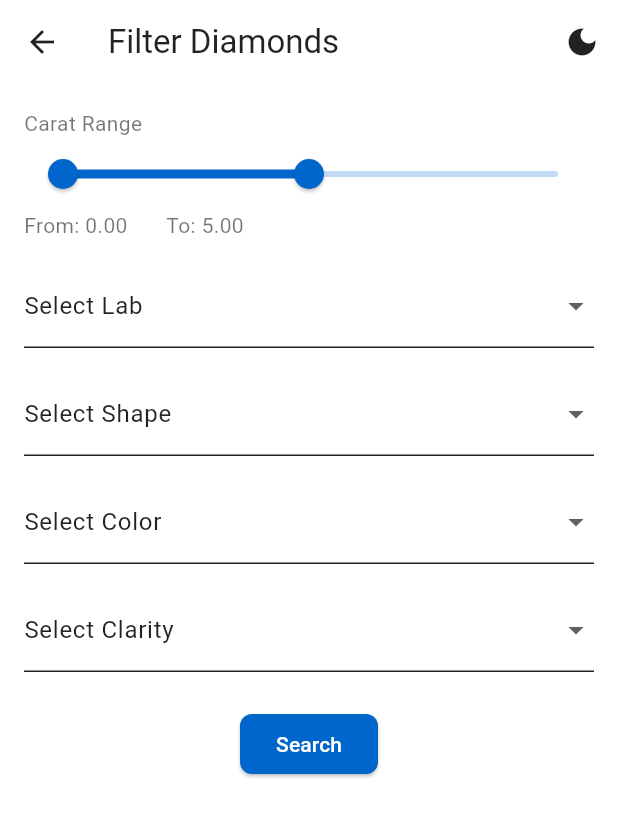
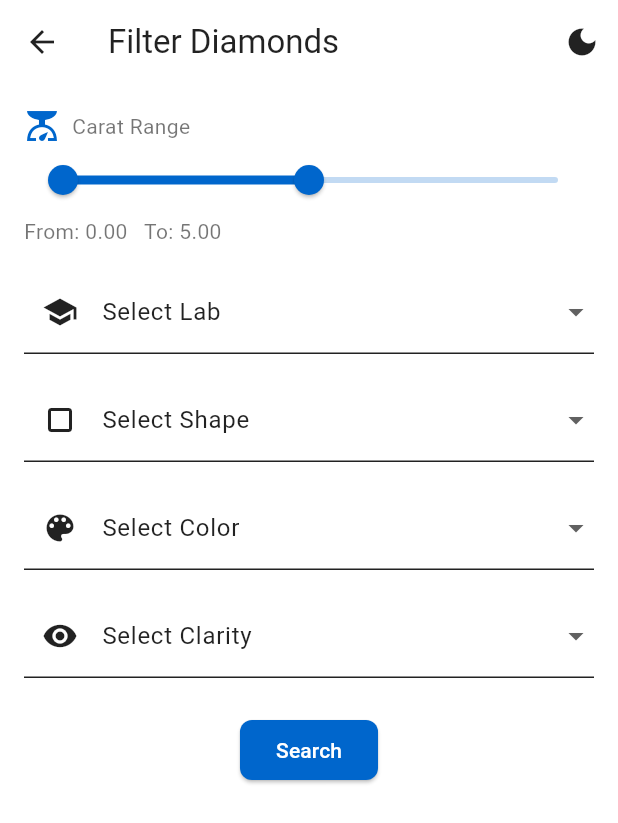
Before and after one commit to sakshamsri4/diamond_kgk_app, a Flutter app: the _FilterPageView screen opened directly, on a phone screen of 412 x 824 dp. Shown: the top 823 px of the screen. Run offline on Flutter 3.47's test engine with Material 3 defaults, Android fonts, the phone set to English and light mode, and no system bars; our stand-ins replace bloc, equatable, flutter_bloc, font_awesome_flutter, get_it, go_router and 3 more; accounts and stored records are empty.

Commit message:
Enhance DiamondFilterFields widget by adding icons to dropdowns and carat range label for improved user interface; refactor state access for clarity.

```diff
--- a/lib/presentation/widgets/diamond_filter_fields.dart
+++ b/lib/presentation/widgets/diamond_filter_fields.dart
@@ -13,20 +13,26 @@ class DiamondFilterFields extends StatelessWidget {
     // We watch the BLoC's state to show the user's current filter selection
     return BlocBuilder<FilterBloc, FilterState>(
       builder: (context, state) {
-        // Access your filter fields from the state (e.g., state.filter.fromCarat, state.filter.toCarat, etc.)
-        var filter = state.filter;
+        // Access your filter fields from the state (e.g., state.filter.fromCarat, etc.)
+        final filter = state.filter;
         final fromCarat = filter.fromCarat ?? 0.0;
         final toCarat = filter.toCarat ?? 5.0;
-        final selectedLab = state.filter.lab;
-        final selectedShape = state.filter.shape;
-        final selectedColor = state.filter.color;
-        final selectedClarity = state.filter.clarity;
+        final selectedLab = filter.lab;
+        final selectedShape = filter.shape;
+        final selectedColor = filter.color;
+        final selectedClarity = filter.clarity;
 
         return Column(
           crossAxisAlignment: CrossAxisAlignment.start,
           children: [
-            // Carat Range
-            const Text('Carat Range'),
+            // Carat Range with an Icon
+            Row(
+              children: [
+                Icon(Icons.scale, color: Theme.of(context).colorScheme.primary),
+                const SizedBox(width: 8),
+                const Text('Carat Range'),
+              ],
+            ),
             RangeSlider(
               values: RangeValues(fromCarat, toCarat),
               min: 0.0,
@@ -47,12 +53,11 @@ class DiamondFilterFields extends StatelessWidget {
               },
             ),
             Text(
-              'From: ${fromCarat.toStringAsFixed(2)}  \t\t\t\t To: ${toCarat.toStringAsFixed(2)}',
+              'From: ${fromCarat.toStringAsFixed(2)}   To: ${toCarat.toStringAsFixed(2)}',
             ),
-
             const SizedBox(height: 16),
 
-            // Lab Dropdown
+            // Lab Dropdown with icon
             DropdownButtonFormField<String>(
               value: selectedLab.isNotEmpty ? selectedLab : null,
               items: const [
@@ -60,14 +65,17 @@ class DiamondFilterFields extends StatelessWidget {
                 DropdownMenuItem(value: 'HRD', child: Text('HRD')),
                 DropdownMenuItem(value: 'In-House', child: Text('In-House')),
               ],
-              decoration: const InputDecoration(labelText: 'Select Lab'),
+              decoration: const InputDecoration(
+                labelText: 'Select Lab',
+                prefixIcon: Icon(Icons.school),
+              ),
               onChanged: (value) {
                 context.read<FilterBloc>().add(UpdateLabEvent(value ?? ''));
               },
             ),
             const SizedBox(height: 16),
 
-            // Shape Dropdown
+            // Shape Dropdown with icon
             DropdownButtonFormField<String>(
               value: selectedShape.isNotEmpty ? selectedShape : null,
               items: const [
@@ -77,16 +85,18 @@ class DiamondFilterFields extends StatelessWidget {
                 DropdownMenuItem(value: 'OV', child: Text('Oval (OV)')),
                 DropdownMenuItem(value: 'PS', child: Text('Pear (PS)')),
                 DropdownMenuItem(value: 'RAD', child: Text('Radiant (RAD)')),
-                // ... etc ...
               ],
-              decoration: const InputDecoration(labelText: 'Select Shape'),
+              decoration: const InputDecoration(
+                labelText: 'Select Shape',
+                prefixIcon: Icon(Icons.crop_square),
+              ),
               onChanged: (value) {
                 context.read<FilterBloc>().add(UpdateShapeEvent(value ?? ''));
               },
             ),
             const SizedBox(height: 16),
 
-            // Color Dropdown
+            // Color Dropdown with icon
             DropdownButtonFormField<String>(
               value: selectedColor.isNotEmpty ? selectedColor : null,
               items: const [
@@ -96,16 +106,18 @@ class DiamondFilterFields extends StatelessWidget {
                 DropdownMenuItem(value: 'G', child: Text('G')),
                 DropdownMenuItem(value: 'H', child: Text('H')),
                 DropdownMenuItem(value: 'I', child: Text('I')),
-                // ... etc ...
               ],
-              decoration: const InputDecoration(labelText: 'Select Color'),
+              decoration: const InputDecoration(
+                labelText: 'Select Color',
+                prefixIcon: Icon(Icons.color_lens),
+              ),
               onChanged: (value) {
                 context.read<FilterBloc>().add(UpdateColorEvent(value ?? ''));
               },
             ),
             const SizedBox(height: 16),
 
-            // Clarity Dropdown
+            // Clarity Dropdown with icon
             DropdownButtonFormField<String>(
               value: selectedClarity.isNotEmpty ? selectedClarity : null,
               items: const [
@@ -117,9 +129,11 @@ class DiamondFilterFields extends StatelessWidget {
                 DropdownMenuItem(value: 'VS2', child: Text('VS2')),
                 DropdownMenuItem(value: 'SI1', child: Text('SI1')),
                 DropdownMenuItem(value: 'SI2', child: Text('SI2')),
-                // ... etc ...
               ],
-              decoration: const InputDecoration(labelText: 'Select Clarity'),
+              decoration: const InputDecoration(
+                labelText: 'Select Clarity',
+                prefixIcon: Icon(Icons.remove_red_eye),
+              ),
               onChanged: (value) {
                 context.read<FilterBloc>().add(UpdateClarityEvent(value ?? ''));
               },
```
